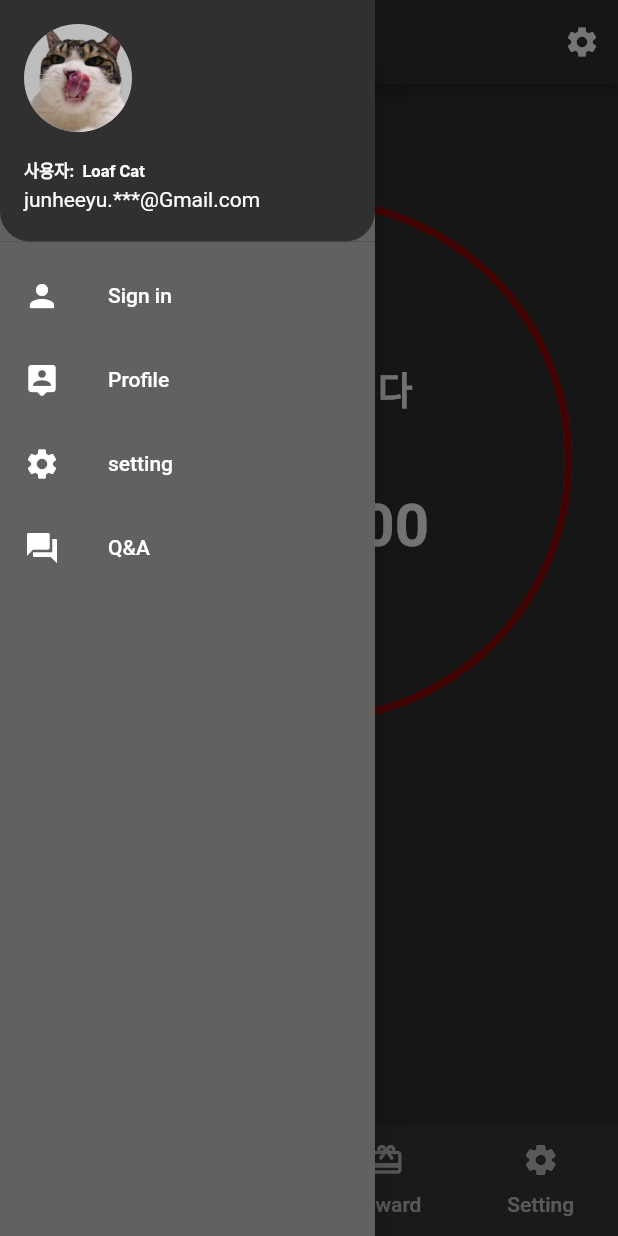
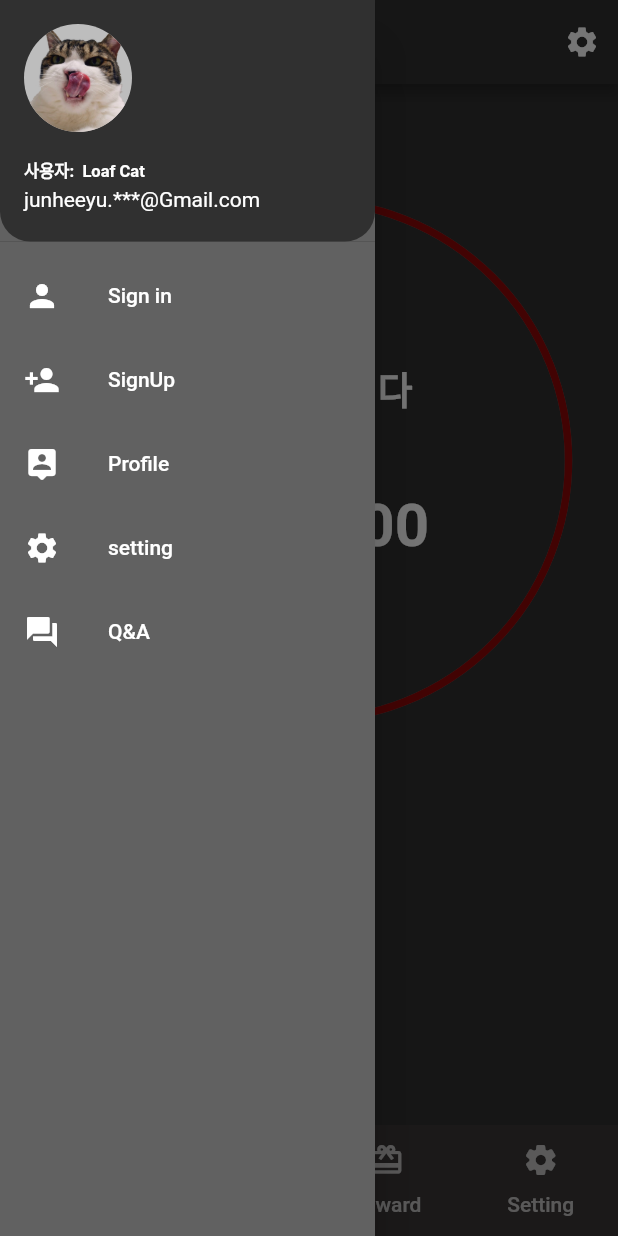
Before and after one commit to potatoCompletion/studyHelper, a Flutter app: the screen it shows after launch, with the side drawer open, on a phone screen of 412 x 824 dp. Run offline on Flutter 3.47's test engine with Material 2 defaults, Android fonts, the phone set to English and light mode, and no system bars; our stand-ins replace rflutter_alert, table_calendar; missing offline and left inert: dart:js.

Commit message:
Add SignUp and Profile Page

```diff
--- a/lib/main.dart
+++ b/lib/main.dart
@@ -142,6 +142,9 @@ class MyTabsState extends State<MyTabs> with SingleTickerProviderStateMixin {
                       )),
                 ),
                 ///////Drawer Head list
+
+                //////////////////////////////////////////////////////
+                // SignIn icon
                 ListTile(
                   leading: Icon(
                     Icons.person,
@@ -189,6 +192,28 @@ class MyTabsState extends State<MyTabs> with SingleTickerProviderStateMixin {
                   //trailing: Icon(Icons.add),
                 ),
 
+                //////////////////////////////////////////////////////
+                // SignUp Icon
+                ListTile(
+                  leading: Icon(
+                    Icons.person_add,
+                    color: Colors.white,
+                  ),
+                  title: Text(
+                    "SignUp",
+                    style: TextStyle(
+                      color: Colors.white,
+                    ),
+                  ),
+                  onTap: () {
+                    print("SignUp is clicked");
+                    Navigator.pushNamed(context, 'signup');
+                  },
+                  //trailing: Icon(Icons.add),
+                ),
+
+                //////////////////////////////////////////////////////
+                // Profile Icon
                 ListTile(
                   leading: Icon(
                     Icons.person_pin_rounded,
@@ -202,10 +227,13 @@ class MyTabsState extends State<MyTabs> with SingleTickerProviderStateMixin {
                   ),
                   onTap: () {
                     print("Profile is clicked");
+                    Navigator.pushNamed(context, 'profile');
                   },
                   //trailing: Icon(Icons.add),
                 ),
 
+                //////////////////////////////////////////////////////
+                // setting Icon
                 ListTile(
                   leading: Icon(
                     Icons.settings,
@@ -224,6 +252,8 @@ class MyTabsState extends State<MyTabs> with SingleTickerProviderStateMixin {
                   //trailing: Icon(Icons.add),
                 ),
 
+                //////////////////////////////////////////////////////
+                // Q&A Icon
                 ListTile(
                   leading: Icon(
                     Icons.question_answer,
```
Also changed, not shown: lib/ui/user/profile.dart (+14 -0 lines), lib/ui/user/signup.dart (+11 -1 lines).
